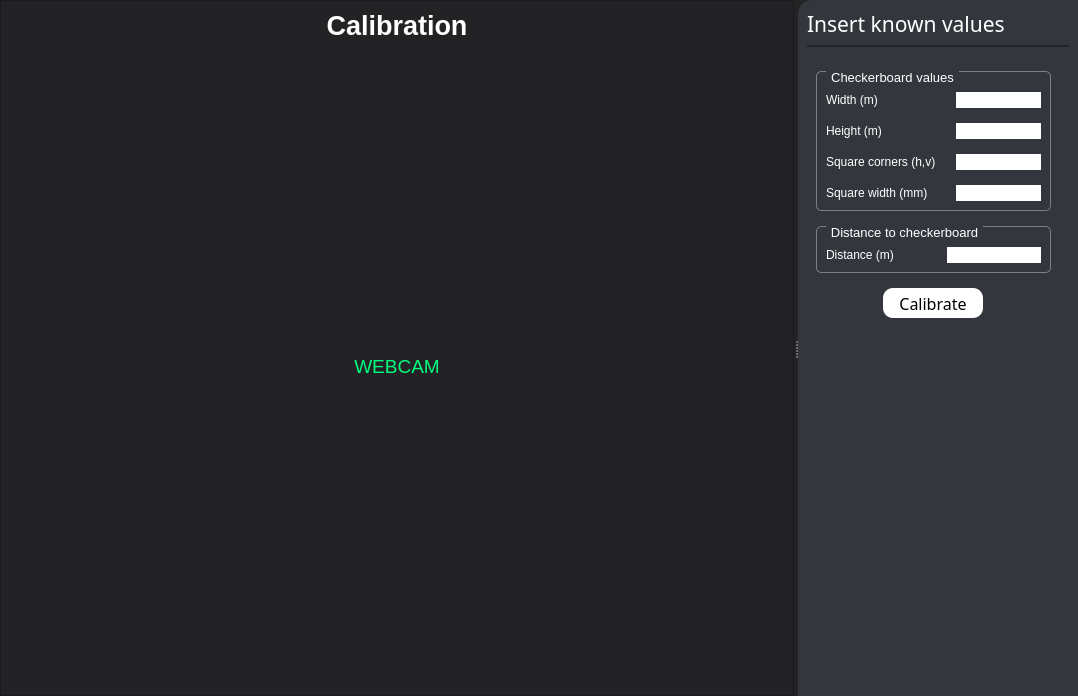
Above: GUI/ui_calibrationPage.ui from Tobias-Mauritzon/DAT067 before the change. Below: the same form after it.
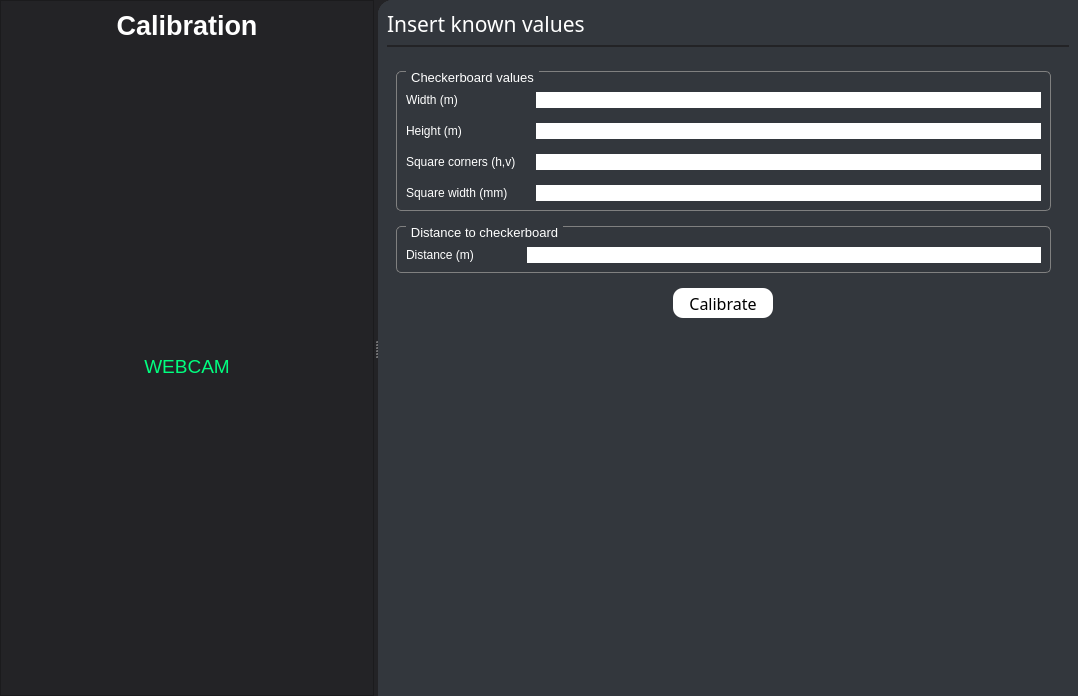
That is the form after the change.

Diff of the .ui file:
```diff
--- a/GUI/ui_calibrationPage.ui
+++ b/GUI/ui_calibrationPage.ui
@@ -274,7 +274,7 @@
       </property>
       <property name="maximumSize">
        <size>
-        <width>280</width>
+        <width>16777215</width>
         <height>16777215</height>
        </size>
       </property>
@@ -443,7 +443,7 @@
                     </property>
                     <property name="maximumSize">
                      <size>
-                      <width>300</width>
+                      <width>16777215</width>
                       <height>16777215</height>
                      </size>
                     </property>
@@ -603,7 +603,7 @@
                     </property>
                     <property name="maximumSize">
                      <size>
-                      <width>300</width>
+                      <width>16777215</width>
                       <height>16777215</height>
                      </size>
                     </property>
@@ -669,7 +669,7 @@
                   <item alignment="Qt::AlignHCenter">
                    <widget class="QPushButton" name="Button_Calibrate">
                     <property name="sizePolicy">
-                     <sizepolicy hsizetype="Fixed" vsizetype="Fixed">
+                     <sizepolicy hsizetype="Preferred" vsizetype="Preferred">
                       <horstretch>0</horstretch>
                       <verstretch>0</verstretch>
                      </sizepolicy>
```
Left out of the diff: 4 changed lines with no effect on the pictures.
